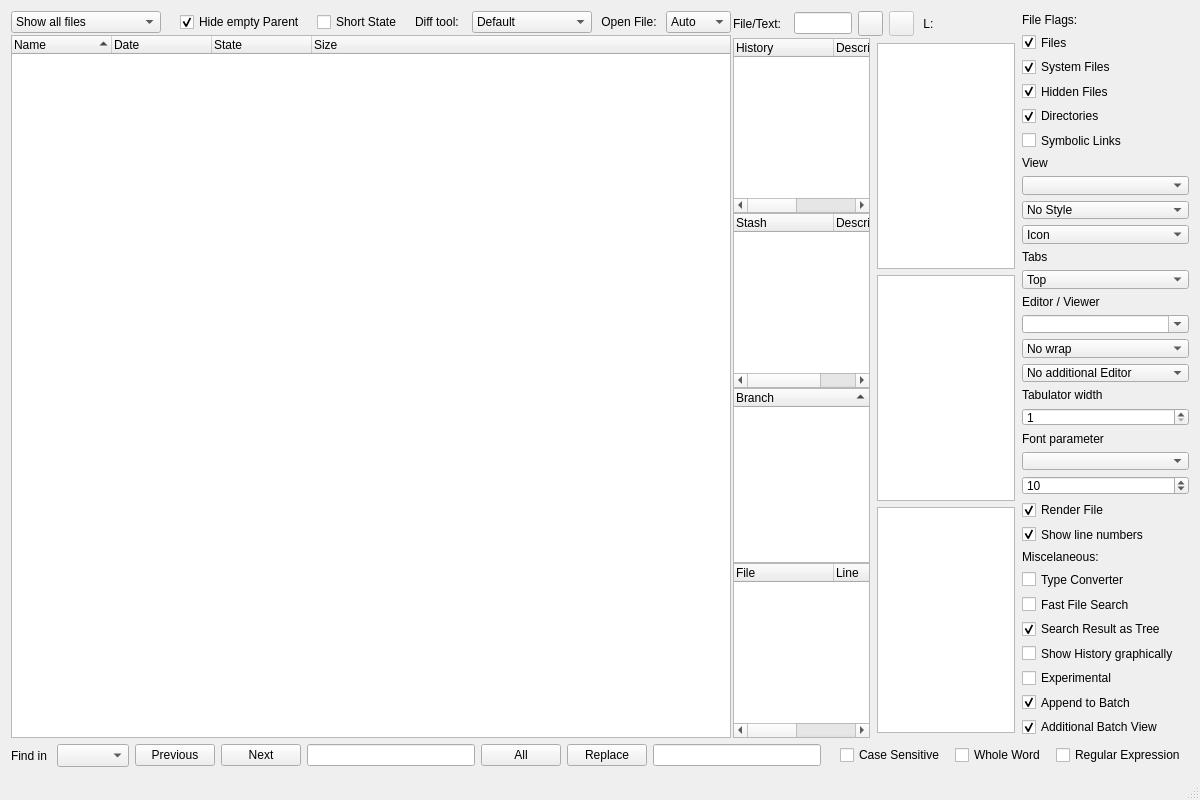
Qt form source/mainwindow.ui (Rolloke/GUI-Apps) before a commit.
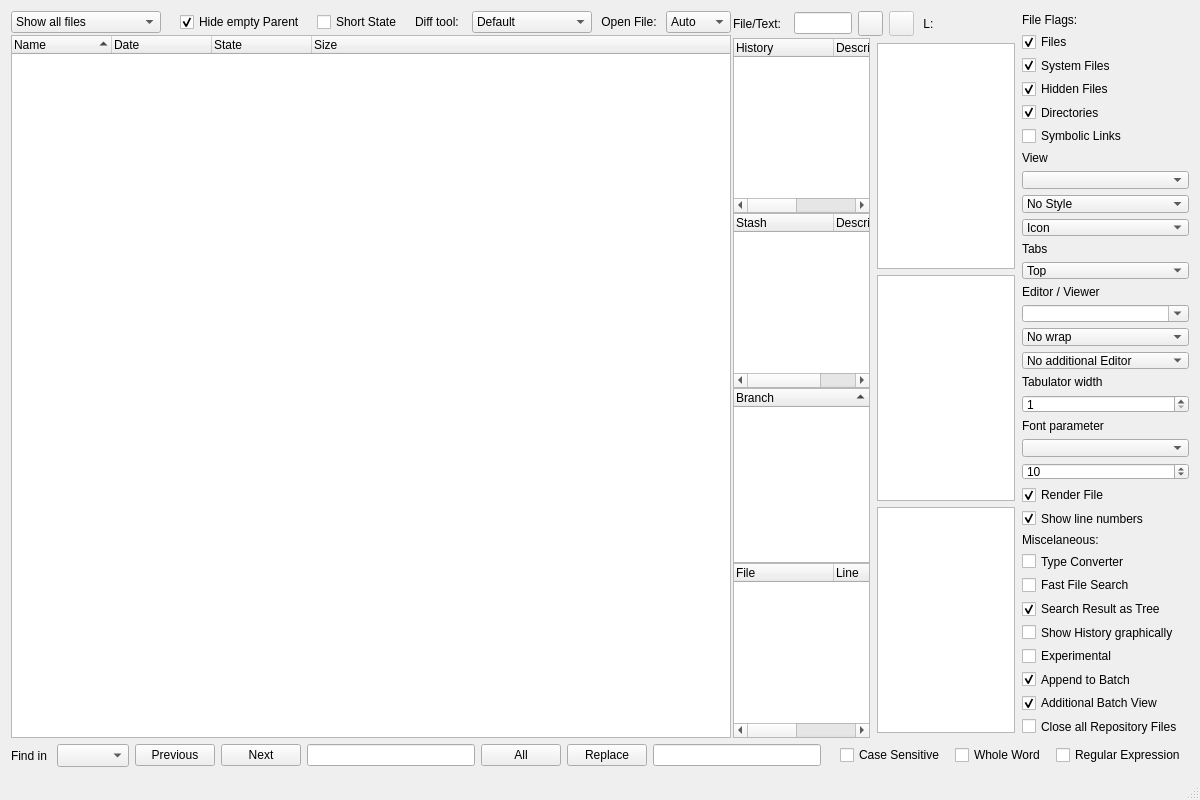
The same form after that commit. Icons and pictures are not drawn. Custom widgets are drawn as their Qt base class.

Commit message: added functionality close all files of repo, when repo is closed

```diff
--- a/source/mainwindow.ui
+++ b/source/mainwindow.ui
@@ -1230,6 +1230,16 @@
           </property>
          </widget>
         </item>
+        <item>
+         <widget class="QCheckBox" name="ckCloseAllFilesOfRepository">
+          <property name="statusTip">
+           <string>If checked, all files of the removed repository are closed</string>
+          </property>
+          <property name="text">
+           <string>Close all Repository Files</string>
+          </property>
+         </widget>
+        </item>
        </layout>
       </item>
      </layout>
```
The commit also changes 6 other files.
